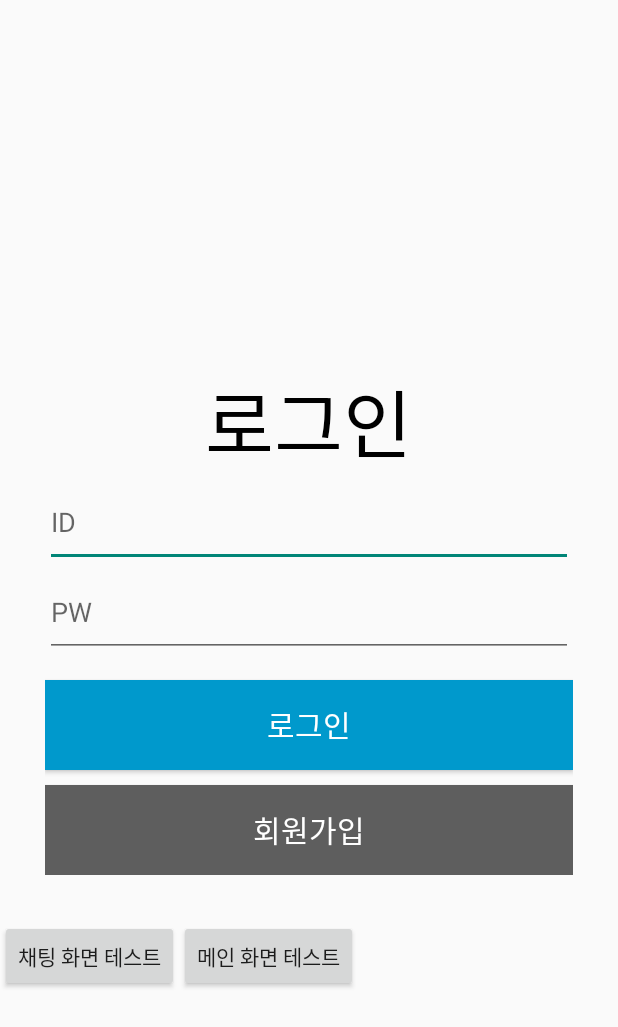
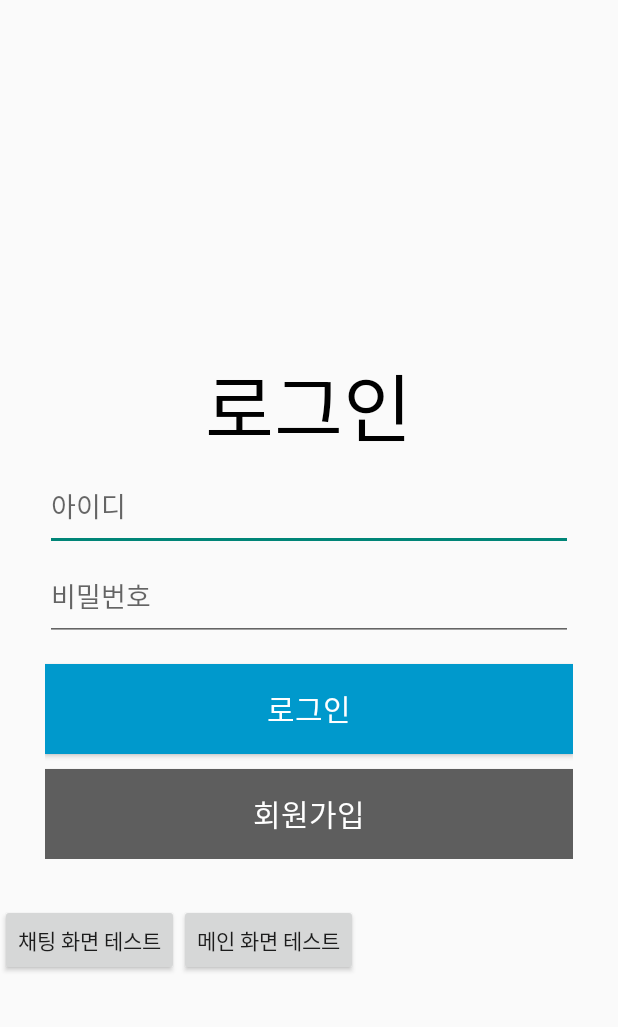
Before and after one commit to Kwak04/Lets-Chat, an Android app: the screen it shows after launch (LoginActivity), on a phone screen of 412 x 824 dp. Shown: the top 1027 px of the screen. Run offline under Robolectric (Android 15) with nearby library versions, the phone set to English and light mode, and no system bars.

Commit message:
refactor: change to use string resources in login_screen

```diff
--- a/app/src/main/AndroidManifest.xml
+++ b/app/src/main/AndroidManifest.xml
@@ -10,7 +10,7 @@
     <application
         android:allowBackup="true"
         android:icon="@mipmap/ic_launcher"
-        android:label="Let's Chat!"
+        android:label="@string/app_name"
         android:roundIcon="@mipmap/ic_launcher_round"
         android:supportsRtl="true"
         android:theme="@style/Theme.AppCompat.Light.NoActionBar">
--- a/app/src/main/java/com/example/soenapp/LoginActivity.java
+++ b/app/src/main/java/com/example/soenapp/LoginActivity.java
@@ -56,8 +56,9 @@ public class LoginActivity extends AppCompatActivity {
 //        editor = sharedPreferences.edit();
 //        editor.putString("text", "");
 //        editor.apply();
-        myUserKey = findViewById(R.id.my_user_key);
-        myUserKey.setText(sharedPreferences.getString("text", ""));
+
+//        myUserKey = findViewById(R.id.my_user_key);
+//        myUserKey.setText(sharedPreferences.getString("text", ""));
 
         login.setOnClickListener(new View.OnClickListener() {
             @Override
@@ -93,7 +94,7 @@ public class LoginActivity extends AppCompatActivity {
         });
 
         //채팅 화면 테스트 (임시)
-        findViewById(R.id.gotochat).setOnClickListener(new View.OnClickListener() {
+        findViewById(R.id.go_to_chat).setOnClickListener(new View.OnClickListener() {
             @Override
             public void onClick(View v) {
                 final Intent chat_intent = new Intent(getApplicationContext(), ChatActivity.class);
--- a/app/src/main/res/layout/activity_login.xml
+++ b/app/src/main/res/layout/activity_login.xml
@@ -25,32 +25,27 @@
             <TextView
                 android:layout_width="wrap_content"
                 android:layout_height="wrap_content"
-                android:id="@+id/my_user_key"
-                android:textSize="15sp"
-                android:text="my_user_key"/>
-
-            <TextView
-                android:layout_width="wrap_content"
-                android:layout_height="wrap_content"
                 android:layout_gravity="center"
                 android:layout_marginTop="30dp"
-                android:text="로그인"
+                android:text="@string/action_sign_in"
                 android:textColor="@android:color/black"
                 android:textSize="50sp" />
+
             <EditText
                 android:id="@+id/ID"
                 android:layout_gravity="center"
                 android:layout_width="match_parent"
                 android:layout_height="60dp"
                 android:maxLines="1"
-                android:hint="ID" />
+                android:hint="@string/text_id" />
+
             <EditText
                 android:id="@+id/PW"
                 android:layout_gravity="center"
                 android:layout_width="match_parent"
                 android:layout_height="60dp"
                 android:maxLines="1"
-                android:hint="PW"/>
+                android:hint="@string/text_pw" />
 
             <Button
                 android:id="@+id/login_bt"
@@ -58,18 +53,19 @@
                 android:layout_height="60dp"
                 android:layout_marginTop="15dp"
                 android:background="@android:color/holo_blue_dark"
-                android:text="로그인"
+                android:text="@string/action_sign_in"
                 android:textSize="20sp"
-                android:textColor="#FFFFFF"/>
+                android:textColor="@color/colorWhite"/>
+
             <Button
                 android:layout_width="match_parent"
                 android:layout_height="60dp"
                 android:layout_marginTop="10dp"
                 android:id="@+id/register_bt"
-                android:background="#5E5E5E"
-                android:text="회원가입"
+                android:background="@color/colorGrey"
+                android:text="@string/action_sign_up"
                 android:textSize="20sp"
-                android:textColor="#FFFFFF"/>
+                android:textColor="@color/colorWhite"/>
 
         </LinearLayout>
 
@@ -81,13 +77,13 @@
             <Button
                 android:layout_width="wrap_content"
                 android:layout_height="wrap_content"
-                android:text="채팅 화면 테스트"
-                android:id="@+id/gotochat"/>
+                android:text="@string/test_chat_screen"
+                android:id="@+id/go_to_chat"/>
 
             <Button
                 android:layout_width="wrap_content"
                 android:layout_height="wrap_content"
-                android:text="메인 화면 테스트"
+                android:text="@string/test_main_screen"
                 android:id="@+id/go_to_main"/>
 
         </LinearLayout>
--- a/app/src/main/res/values/colors.xml
+++ b/app/src/main/res/values/colors.xml
@@ -3,4 +3,7 @@
     <color name="colorPrimary">#008577</color>
     <color name="colorPrimaryDark">#00574B</color>
     <color name="colorAccent">#D81B60</color>
+    <color name="colorBlack">#000000</color>
+    <color name="colorWhite">#FFFFFF</color>
+    <color name="colorGrey">#5E5E5E</color>
 </resources>
--- a/app/src/main/res/values/strings.xml
+++ b/app/src/main/res/values/strings.xml
@@ -1,17 +1,16 @@
 <resources>
-    <string name="app_name">SoenApp</string>
-    <string name="title_activity_login2">Sign in</string>
+    <string name="app_name">Let\'s Chat!</string>
+
+    <!-- Strings for test -->
+    <string name="test_chat_screen">채팅 화면 테스트</string>
+    <string name="test_main_screen">메인 화면 테스트</string>
+
     <!-- Strings related to login -->
-    <string name="prompt_email">Email</string>
-    <string name="prompt_password">Password (optional)</string>
-    <string name="action_sign_in">Sign in or register</string>
-    <string name="action_sign_in_short">Sign in</string>
-    <string name="error_invalid_email">This email address is invalid</string>
-    <string name="error_invalid_password">This password is too short</string>
-    <string name="error_incorrect_password">This password is incorrect</string>
-    <string name="error_field_required">This field is required</string>
-    <string name="permission_rationale">"Contacts permissions are needed for providing email
-        completions."
-    </string>
-    <string name="title_activity_register_school">RegisterSchoolActivity</string>
+    <string name="action_sign_in">로그인</string>
+    <string name="action_sign_up">회원가입</string>
+    <string name="text_id">아이디</string>
+    <string name="text_pw">비밀번호</string>
+    <string name="error_invalid_password">비밀번호가 너무 짧습니다.</string>
+    <string name="error_incorrect_password">비밀번호가 올바르지 않습니다.</string>
+    <string name="error_field_required">내용을 입력해 주세요.</string>
 </resources>
```
